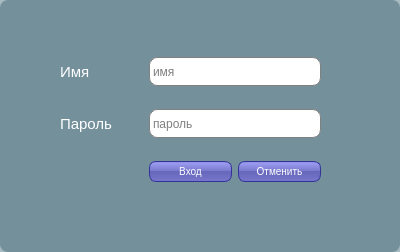
The window that ARMInspectorGUI/myForm.ui (sid1980/ARMInspector) describes before a commit, drawn with Qt 5.
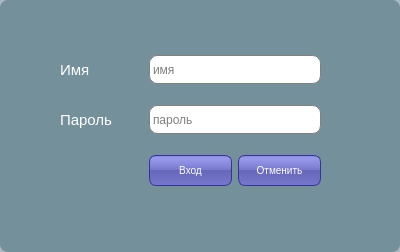
The same window after the commit.

```diff
--- a/ARMInspectorGUI/myForm.ui
+++ b/ARMInspectorGUI/myForm.ui
@@ -36,8 +36,8 @@
 padding-right: 5px;
 min-width: 50px;
 max-width: 100px;
-min-height: 13px;
-max-height: 13px;
+min-height: 23px;
+max-height: 23px;
 }
 
 QLabel  {
```
